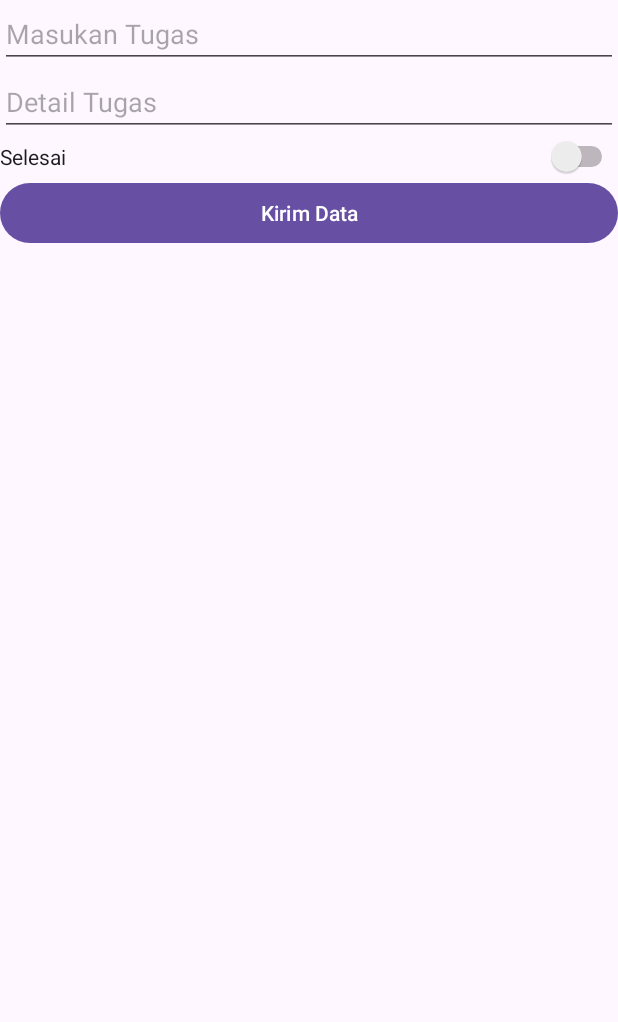
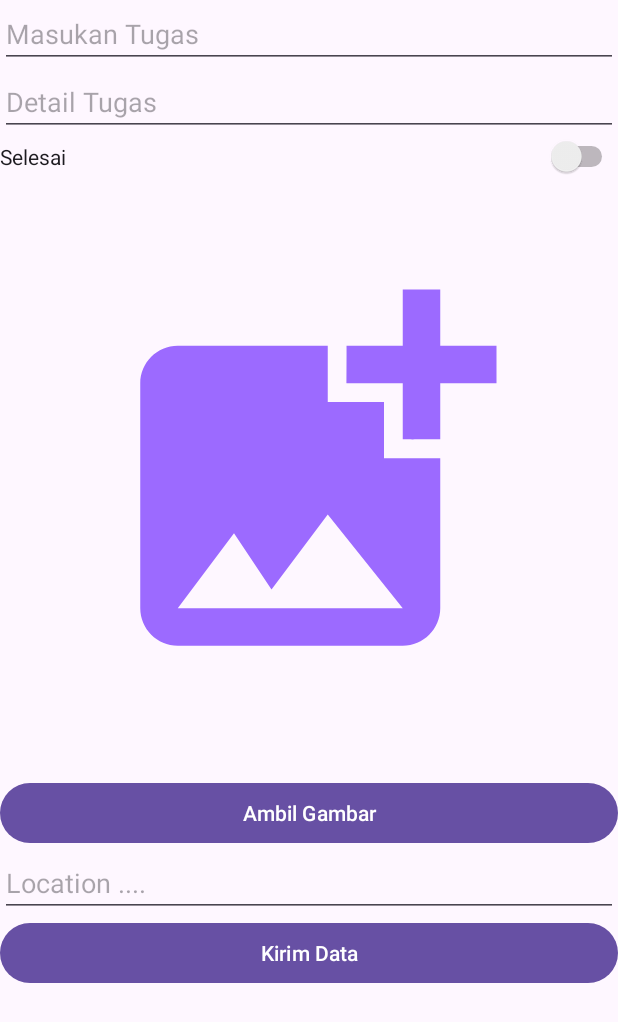
Before and after one commit to popeflin/TodoListApp, an Android app: the screen it shows after launch (MainActivity), after a tap on an icon or button, on a phone screen of 412 x 824 dp. Shown: the top 1022 px of the screen. Run offline under Robolectric (Android 15) with nearby library versions, the phone set to English and light mode, and no system bars; libraries missing offline, so code that uses them is left out: de.hdodenhof.circleimageview; 6 statements that could not run were skipped.

```diff
--- a/app/src/main/java/com/dewabrata/todolist/MainActivity.kt
+++ b/app/src/main/java/com/dewabrata/todolist/MainActivity.kt
@@ -1,8 +1,10 @@
 package com.dewabrata.todolist
 
+import android.content.pm.PackageManager
 import androidx.appcompat.app.AppCompatActivity
 import android.os.Bundle
 import android.util.Log
+import androidx.core.content.ContextCompat
 import com.dewabrata.todolist.apiservice.APIConfig
 import com.dewabrata.todolist.apiservice.model.ResponseGetAllData
 import com.dewabrata.todolist.apiservice.model.ResponseSuccess
@@ -20,6 +22,8 @@ class MainActivity : AppCompatActivity() {
         super.onCreate(savedInstanceState)
         setContentView(R.layout.activity_main)
 
+        checkAndRequestPermission()
+
         if(savedInstanceState == null){
             supportFragmentManager.beginTransaction()
                 .replace(R.id.frmFragmentRoot, TodoList.newInstance("",""))
@@ -33,9 +37,45 @@ class MainActivity : AppCompatActivity() {
      //   deleteDataTodoList(TodolistItem(null,"4",null,null))
     }
 
+    fun checkAndRequestPermission(){
+        val permissionNotGranted = mutableListOf<String>()
+        if(ContextCompat.checkSelfPermission(this,android.Manifest.permission.CAMERA) != PackageManager.PERMISSION_GRANTED){
+            permissionNotGranted.add(android.Manifest.permission.CAMERA)
+        }
+
+        if(ContextCompat.checkSelfPermission(this,android.Manifest.permission.ACCESS_FINE_LOCATION) != PackageManager.PERMISSION_GRANTED){
+            permissionNotGranted.add(android.Manifest.permission.ACCESS_FINE_LOCATION)
+        }
+
+        if(ContextCompat.checkSelfPermission(this,android.Manifest.permission.WRITE_EXTERNAL_STORAGE) != PackageManager.PERMISSION_GRANTED){
+            permissionNotGranted.add(android.Manifest.permission.WRITE_EXTERNAL_STORAGE)
+        }
+
+        if(permissionNotGranted.isNotEmpty()){
+            val permissionArray = permissionNotGranted.toTypedArray()
+            requestPermissions(permissionArray,0)
+        }
 
 
+    }
 
+    override fun onRequestPermissionsResult(
+        requestCode: Int,
+        permissions: Array<out String>,
+        grantResults: IntArray
+    ) {
+        super.onRequestPermissionsResult(requestCode, permissions, grantResults)
+        if(requestCode == 0){
+            for(i in permissions.indices){
+                if(grantResults[i] == PackageManager.PERMISSION_GRANTED){
+                    Log.e("INFO","Permission Granted ${permissions[i]}")
+                }
+                else{
+                    Log.e("INFO","Permission Not Granted ${permissions[i]}")
+                }
+            }
+        }
+    }
 
 
     fun deleteDataTodoList(data : TodolistItem){
--- a/app/src/main/java/com/dewabrata/todolist/apiservice/model/ResponseGetAllData.kt
+++ b/app/src/main/java/com/dewabrata/todolist/apiservice/model/ResponseGetAllData.kt
@@ -21,17 +21,16 @@ data class ResponseGetAllData(
 ) : Parcelable
 
 @Parcelize
-data class Data(
-
-	@field:SerializedName("todolist")
-	val todolist: List<TodolistItem?>? = null
-) : Parcelable
-
-@Parcelize
 data class TodolistItem(
 
 	@field:SerializedName("tugas")
 	val tugas: String? = null,
+
+	@field:SerializedName("image")
+	val image: String? = null,
+
+	@field:SerializedName("location")
+	val location: String? = null,
 
 	@field:SerializedName("id")
 	val id: String? = null,
@@ -42,3 +41,10 @@ data class TodolistItem(
 	@field:SerializedName("status")
 	val status: String? = null
 ) : Parcelable
+
+@Parcelize
+data class Data(
+
+	@field:SerializedName("todolist")
+	val todolist: List<TodolistItem?>? = null
+) : Parcelable
--- a/app/src/main/java/com/dewabrata/todolist/uifragment/AddTodoList.kt
+++ b/app/src/main/java/com/dewabrata/todolist/uifragment/AddTodoList.kt
@@ -1,6 +1,11 @@
 package com.dewabrata.todolist.uifragment
 
+import android.app.Activity
+import android.content.ActivityNotFoundException
+import android.content.Intent
+import android.graphics.Bitmap
 import android.os.Bundle
+import android.provider.MediaStore
 import android.util.Log
 import androidx.fragment.app.Fragment
 import android.view.LayoutInflater
@@ -8,6 +13,7 @@ import android.view.View
 import android.view.ViewGroup
 import android.widget.Button
 import android.widget.EditText
+import android.widget.ImageView
 import android.widget.ProgressBar
 import android.widget.Switch
 import com.dewabrata.todolist.R
@@ -39,6 +45,9 @@ class AddTodoList : Fragment() {
     lateinit var txtDetail :EditText
     lateinit var switch : Switch
     lateinit var btnSend : Button
+    lateinit var btnCamera : Button
+    lateinit var image : ImageView
+    lateinit var txtLocation : EditText
 
     lateinit var progressBar: ProgressBar
 
@@ -64,8 +73,15 @@ class AddTodoList : Fragment() {
         txtDetail = view.findViewById(R.id.editDetail)
         switch = view.findViewById((R.id.switch1))
         btnSend = view.findViewById(R.id.btnSend)
+        btnCamera= view.findViewById(R.id.btnCamera)
+        image = view.findViewById(R.id.imageView)
+        txtLocation = view.findViewById(R.id.txtLocation)
 
         progressBar = view.findViewById(R.id.progressBar2)
+
+        btnCamera.setOnClickListener(View.OnClickListener {
+            dispatchTakePictureIntent()
+        })
 
 
         if(param1 == "add"){
@@ -185,4 +201,21 @@ class AddTodoList : Fragment() {
 
         }
     }
+
+    fun dispatchTakePictureIntent() {
+        val takePictureIntent = Intent(MediaStore.ACTION_IMAGE_CAPTURE)
+        try {
+           takePictureIntent.resolveActivity(requireActivity().packageManager)
+            startActivityForResult(takePictureIntent, 1)
+        } catch (e: ActivityNotFoundException) {
+            // display error state to the user
+        }
+    }
+
+    override fun onActivityResult(requestCode: Int, resultCode: Int, data: Intent?) {
+         if(requestCode==1 && resultCode == Activity.RESULT_OK){
+             val imageBitmap = data?.extras?.get("data") as Bitmap
+             image.setImageBitmap(imageBitmap)
+         }
+    }
 }
--- /dev/null
+++ b/app/src/main/res/drawable/baseline_add_photo_alternate_24.xml
@@ -0,0 +1,5 @@
+<vector android:height="24dp" android:tint="#9C6AFF"
+    android:viewportHeight="24" android:viewportWidth="24"
+    android:width="24dp" xmlns:android="http://schemas.android.com/apk/res/android">
+    <path android:fillColor="@android:color/white" android:pathData="M19,7v2.99s-1.99,0.01 -2,0L17,7h-3s0.01,-1.99 0,-2h3L17,2h2v3h3v2h-3zM16,11L16,8h-3L13,5L5,5c-1.1,0 -2,0.9 -2,2v12c0,1.1 0.9,2 2,2h12c1.1,0 2,-0.9 2,-2v-8h-3zM5,19l3,-4 2,3 3,-4 4,5L5,19z"/>
+</vector>
--- a/app/src/main/res/layout/fragment_add_todo_list.xml
+++ b/app/src/main/res/layout/fragment_add_todo_list.xml
@@ -1,5 +1,6 @@
 <?xml version="1.0" encoding="utf-8"?>
 <FrameLayout xmlns:android="http://schemas.android.com/apk/res/android"
+    xmlns:app="http://schemas.android.com/apk/res-auto"
     xmlns:tools="http://schemas.android.com/tools"
     android:layout_width="match_parent"
     android:layout_height="match_parent"
@@ -44,6 +45,27 @@
             android:textOff="Belum Selesai"
             android:textOn="Selesai" />
 
+        <ImageView
+            android:id="@+id/imageView"
+            android:layout_width="300dp"
+            android:layout_height="400dp"
+            android:layout_gravity="center"
+            app:srcCompat="@drawable/baseline_add_photo_alternate_24" />
+
+        <Button
+            android:id="@+id/btnCamera"
+            android:layout_width="match_parent"
+            android:layout_height="wrap_content"
+            android:text="Ambil Gambar" />
+
+        <EditText
+            android:id="@+id/txtLocation"
+            android:layout_width="match_parent"
+            android:layout_height="wrap_content"
+            android:ems="10"
+            android:hint="Location ...."
+            android:inputType="text" />
+
         <Button
             android:id="@+id/btnSend"
             android:layout_width="match_parent"
```
Also changed, not shown: app/src/main/AndroidManifest.xml (+12 -1 lines).
